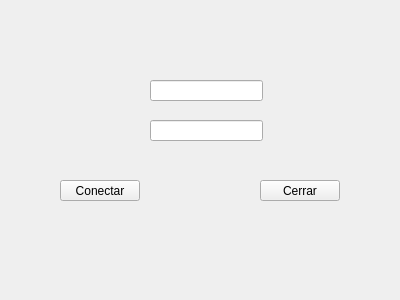
First picture: the form in client.ui, repository ssegundo/qtclient, before the edit.
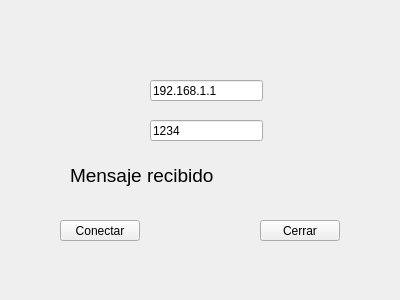
Second picture: the form after the edit.

Commit message: Primera versión del cliente

```diff
--- a/client.ui
+++ b/client.ui
@@ -22,6 +22,9 @@
      <height>21</height>
     </rect>
    </property>
+   <property name="text">
+    <string>192.168.1.1</string>
+   </property>
   </widget>
   <widget class="QLineEdit" name="lEdt_port">
    <property name="geometry">
@@ -32,12 +35,15 @@
      <height>21</height>
     </rect>
    </property>
+   <property name="text">
+    <string>1234</string>
+   </property>
   </widget>
   <widget class="QPushButton" name="pBtn_Connect">
    <property name="geometry">
     <rect>
      <x>60</x>
-     <y>180</y>
+     <y>220</y>
      <width>80</width>
      <height>21</height>
     </rect>
@@ -50,7 +56,7 @@
    <property name="geometry">
     <rect>
      <x>260</x>
-     <y>180</y>
+     <y>220</y>
      <width>80</width>
      <height>21</height>
     </rect>
@@ -59,6 +65,24 @@
     <string>Cerrar</string>
    </property>
   </widget>
+  <widget class="QLabel" name="lbl_Message">
+   <property name="geometry">
+    <rect>
+     <x>70</x>
+     <y>160</y>
+     <width>261</width>
+     <height>31</height>
+    </rect>
+   </property>
+   <property name="font">
+    <font>
+     <pointsize>14</pointsize>
+    </font>
+   </property>
+   <property name="text">
+    <string>Mensaje recibido</string>
+   </property>
+  </widget>
  </widget>
  <resources/>
  <connections/>
```
The commit also changes 2 other files.
